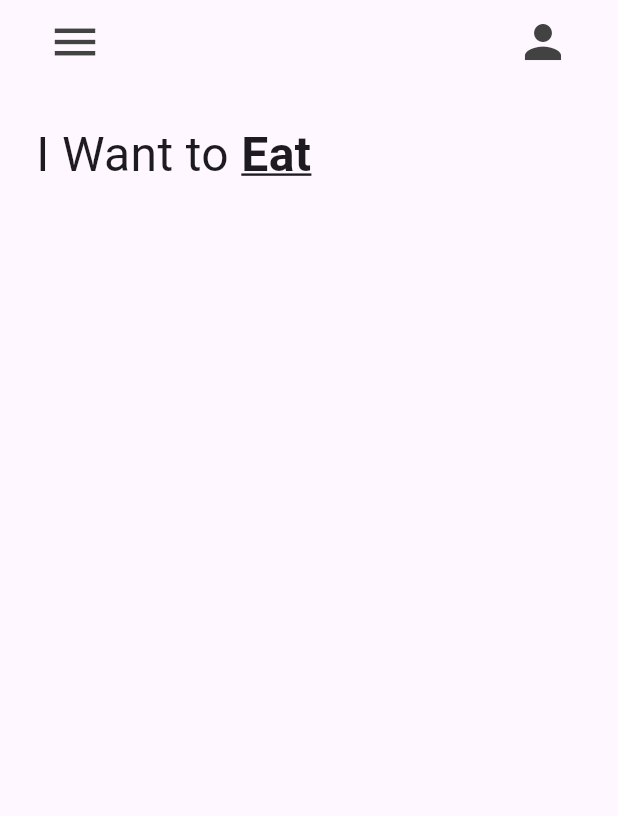
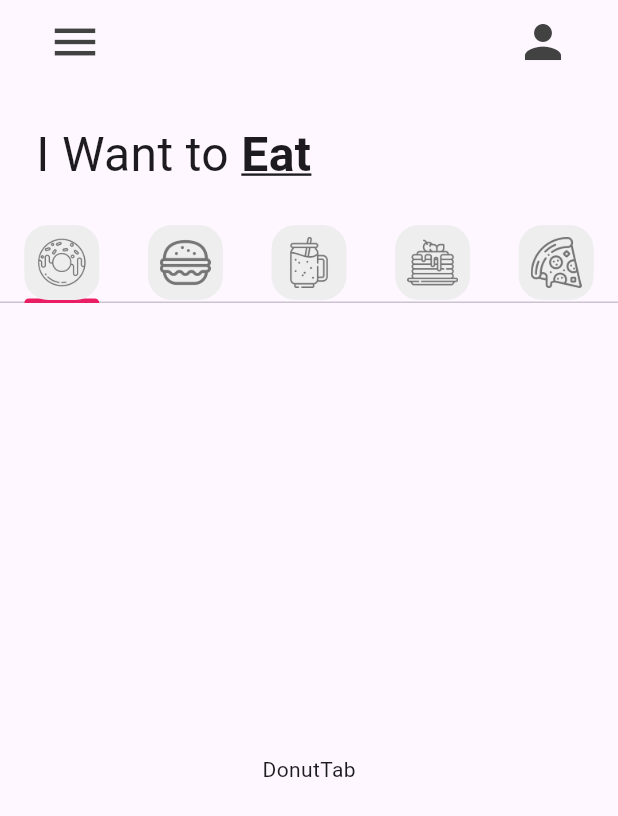
Before and after one commit to cedrovich/reto1_donut_app_edrick_leon, a Flutter app: the screen it shows after launch, on a phone screen of 412 x 824 dp. Shown: the top 816 px of the screen. Run offline on Flutter 3.47's test engine with Material 3 defaults, Android fonts, the light colour scheme and no system bars.

Commit message:
TabBar Añadido

```diff
--- a/lib/main.dart
+++ b/lib/main.dart
@@ -10,8 +10,9 @@
 
   @override
   Widget build(BuildContext context) {
-    return const MaterialApp(
+    return MaterialApp(
       home: HomePage(),
+      theme: ThemeData(tabBarTheme: const TabBarTheme(indicatorColor: Colors.pink)),
     ); // MaterialApp
   }
 }
--- a/lib/pages/home_page.dart
+++ b/lib/pages/home_page.dart
@@ -1,4 +1,11 @@
 import 'package:flutter/material.dart';
+
+import '../utils/my_tab.dart';
+import '../tab/burger_tab.dart';
+import '../tab/donut_tab.dart';
+import '../tab/pizza_tab.dart';
+import '../tab/pancake_tab.dart';
+import '../tab/smoothie_tab.dart';
 
 class HomePage extends StatefulWidget {
   const HomePage({super.key});
@@ -8,9 +15,24 @@
 }
 
 class _HomePageState extends State<HomePage> {
+
+  List<Widget> myTabs = [
+  //Donut Tab
+  const MyTab(iconPath: 'lib/icons/donut.png'),
+  //Burger Tab
+  const MyTab(iconPath: 'lib/icons/burger.png'),
+  //Smoothie Tab
+  const MyTab(iconPath: 'lib/icons/smoothie.png'),
+  //Pancake Tab
+  const MyTab(iconPath: 'lib/icons/pancakes.png'),
+  //Pizza Tab
+  const MyTab(iconPath: 'lib/icons/pizza.png'),
+];
   @override
   Widget build(BuildContext context) {
-    return Scaffold(
+    return DefaultTabController(
+      length: myTabs.length,
+      child: Scaffold(
         appBar: AppBar(
           backgroundColor: Colors.transparent,
           leading: Padding(
@@ -22,9 +44,9 @@
             child: IconButton(icon: Icon(Icons.person, color:Colors.grey[800],size: 36), onPressed: () { print('Botón de Usuario'); },),
           )],
           ),
-        body: const Column(children: [
+          body: Column(children: [
             //Texto "I Want To Eat"
-          Padding(
+            const Padding(
               padding: EdgeInsets.all(24.0),
               child: Row(
                 children: [
@@ -34,9 +56,22 @@
               ),
             ),
             //Tap bar
-
+            TabBar(tabs: myTabs),
             //Tap bar view
+            const Expanded(child: TabBarView(children: [
+              //Donut
+              DonutTab(),
+              //Burger
+              BurgerTab(),
+              //Smoothie
+              SmoothieTab(),
+              //Pancake
+              PancakeTab(),
+              //Pizza
+              PizzaTab(),
+            ]),)
           ]),
+      ),
     );
   }
 }
--- /dev/null
+++ b/lib/tab/donut_tab.dart
@@ -0,0 +1,14 @@
+import 'package:flutter/material.dart';
+
+class DonutTab extends StatelessWidget {
+  const DonutTab({super.key});
+
+  @override
+  Widget build(BuildContext context) {
+    return Container(
+        child: const Center(
+          child: Text('DonutTab'),
+        ),
+    );
+  }
+}
--- /dev/null
+++ b/lib/utils/my_tab.dart
@@ -0,0 +1,18 @@
+import 'package:flutter/material.dart';
+
+class MyTab extends StatelessWidget {
+  final String iconPath;
+  const MyTab({super.key, required this.iconPath});
+
+  @override
+  Widget build(BuildContext context) {
+    return Tab(
+      height: 50,
+      child: Container(
+        decoration: BoxDecoration(color: Colors.grey[200], borderRadius: BorderRadius.circular(16)),
+        padding: const EdgeInsets.all(8),
+        child: Image.asset(iconPath, color: Colors.grey[600]),
+      ),
+    );
+  }
+}
```
Also changed, not shown: lib/tab/burger_tab.dart (added, +14 -0 lines), lib/tab/pancake_tab.dart (added, +14 -0 lines), lib/tab/pizza_tab.dart (added, +14 -0 lines), lib/tab/smoothie_tab.dart (added, +14 -0 lines). Lines whose indentation alone changed are shown as unchanged.
